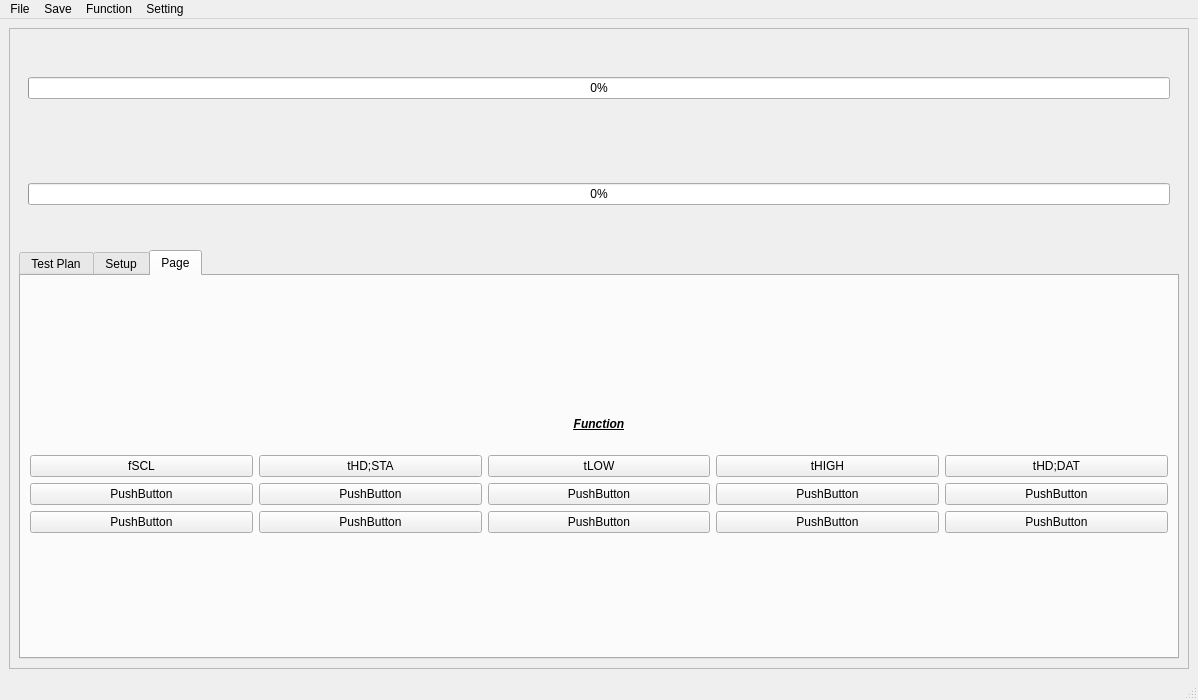
Above: main_window.ui from 106368030chentairong/SPIV-I2C before the change. Below: the same form after it.
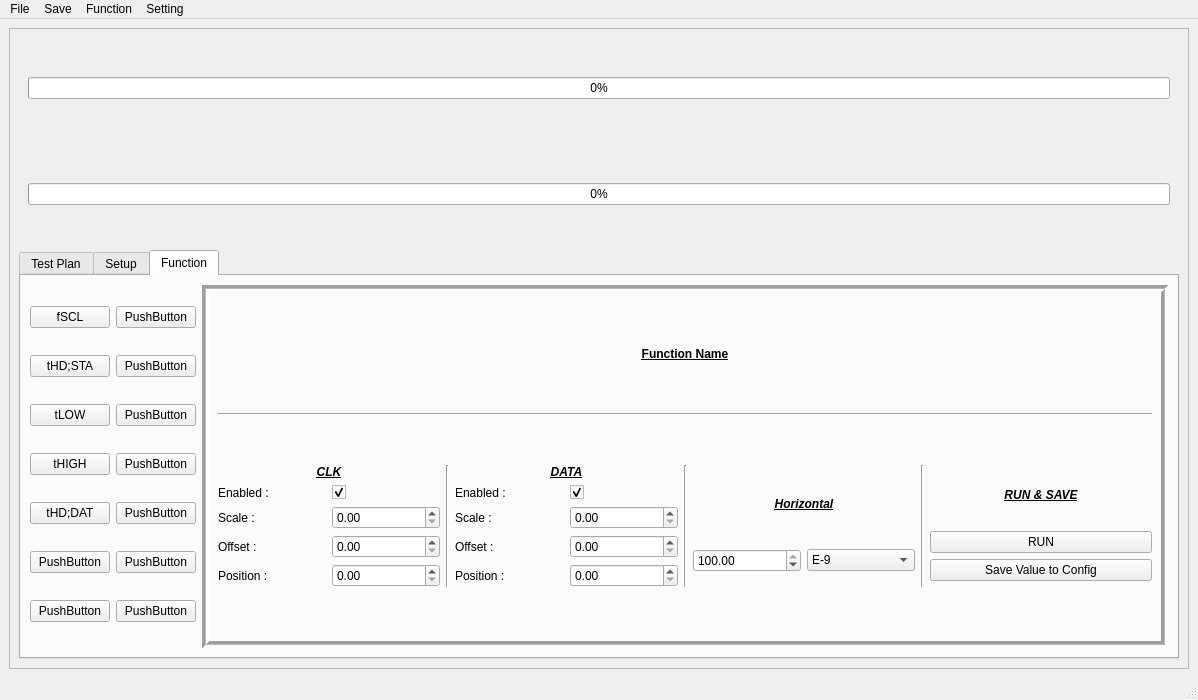
That is the form after the change. The open tabs and pages were chosen to show the change. Custom widgets are drawn as their Qt base class.

Commit message: UI Config Function Update

```diff
--- a/main_window.ui
+++ b/main_window.ui
@@ -1189,141 +1189,469 @@
              </widget>
              <widget class="QWidget" name="tab">
               <attribute name="title">
-               <string>Page</string>
+               <string>Function</string>
               </attribute>
               <layout class="QGridLayout" name="gridLayout_13">
                <item row="0" column="0">
-                <layout class="QVBoxLayout" name="verticalLayout" stretch="1,9">
+                <layout class="QVBoxLayout" name="verticalLayout" stretch="0">
                  <item>
-                  <widget class="QLabel" name="label_28">
-                   <property name="maximumSize">
-                    <size>
-                     <width>16777215</width>
-                     <height>50</height>
-                    </size>
+                  <layout class="QHBoxLayout" name="horizontalLayout_6" stretch="0,2">
+                   <property name="spacing">
+                    <number>6</number>
                    </property>
-                   <property name="font">
-                    <font>
-                     <pointsize>9</pointsize>
-                     <weight>75</weight>
-                     <italic>true</italic>
-                     <bold>true</bold>
-                     <underline>true</underline>
-                    </font>
+                   <property name="sizeConstraint">
+                    <enum>QLayout::SetMinimumSize</enum>
                    </property>
-                   <property name="text">
-                    <string>Function</string>
-                   </property>
-                   <property name="alignment">
-                    <set>Qt::AlignCenter</set>
-                   </property>
-                  </widget>
-                 </item>
-                 <item>
-                  <layout class="QGridLayout" name="gridLayout_14">
-                   <item row="0" column="2">
-                    <widget class="QPushButton" name="PB_Function_3">
-                     <property name="text">
-                      <string>tLOW</string>
-                     </property>
-                    </widget>
+                   <item>
+                    <layout class="QGridLayout" name="gridLayout_15">
+                     <item row="0" column="0">
+                      <widget class="QPushButton" name="PB_Function_1">
+                       <property name="text">
+                        <string>fSCL</string>
+                       </property>
+                      </widget>
+                     </item>
+                     <item row="1" column="0">
+                      <widget class="QPushButton" name="PB_Function_2">
+                       <property name="text">
+                        <string>tHD;STA</string>
+                       </property>
+                      </widget>
+                     </item>
+                     <item row="5" column="0">
+                      <widget class="QPushButton" name="PB_Function_6">
+                       <property name="text">
+                        <string>PushButton</string>
+                       </property>
+                      </widget>
+                     </item>
+                     <item row="2" column="0">
+                      <widget class="QPushButton" name="PB_Function_3">
+                       <property name="text">
+                        <string>tLOW</string>
+                       </property>
+                      </widget>
+                     </item>
+                     <item row="6" column="0">
+                      <widget class="QPushButton" name="PB_Function_7">
+                       <property name="text">
+                        <string>PushButton</string>
+                       </property>
+                      </widget>
+                     </item>
+                     <item row="4" column="0">
+                      <widget class="QPushButton" name="PB_Function_5">
+                       <property name="text">
+                        <string>tHD;DAT</string>
+                       </property>
+                      </widget>
+                     </item>
+                     <item row="3" column="0">
+                      <widget class="QPushButton" name="PB_Function_4">
+                       <property name="text">
+                        <string>tHIGH</string>
+                       </property>
+                      </widget>
+                     </item>
+                     <item row="0" column="1">
+                      <widget class="QPushButton" name="PB_Function_8">
+                       <property name="text">
+                        <string>PushButton</string>
+                       </property>
+                      </widget>
+                     </item>
+                     <item row="1" column="1">
+                      <widget class="QPushButton" name="PB_Function_9">
+                       <property name="text">
+                        <string>PushButton</string>
+                       </property>
+                      </widget>
+                     </item>
+                     <item row="2" column="1">
+                      <widget class="QPushButton" name="PB_Function_10">
+                       <property name="text">
+                        <string>PushButton</string>
+                       </property>
+                      </widget>
+                     </item>
+                     <item row="3" column="1">
+                      <widget class="QPushButton" name="PB_Function_11">
+                       <property name="text">
+                        <string>PushButton</string>
+                       </property>
+                      </widget>
+                     </item>
+                     <item row="4" column="1">
+                      <widget class="QPushButton" name="PB_Function_12">
+                       <property name="text">
+                        <string>PushButton</string>
+                       </property>
+                      </widget>
+                     </item>
+                     <item row="5" column="1">
+                      <widget class="QPushButton" name="PB_Function_13">
+                       <property name="text">
+                        <string>PushButton</string>
+                       </property>
+                      </widget>
+                     </item>
+                     <item row="6" column="1">
+                      <widget class="QPushButton" name="pushButton_14">
+                       <property name="text">
+                        <string>PushButton</string>
+                       </property>
+                      </widget>
+                     </item>
+                    </layout>
                    </item>
-                   <item row="1" column="2">
-                    <widget class="QPushButton" name="PB_Function_8">
-                     <property name="text">
-                      <string>PushButton</string>
+                   <item>
+                    <widget class="QFrame" name="frame_2">
+                     <property name="frameShape">
+                      <enum>QFrame::Box</enum>
                      </property>
-                    </widget>
-                   </item>
-                   <item row="0" column="4">
-                    <widget class="QPushButton" name="PB_Function_5">
-                     <property name="text">
-                      <string>tHD;DAT</string>
+                     <property name="frameShadow">
+                      <enum>QFrame::Sunken</enum>
                      </property>
-                    </widget>
-                   </item>
-                   <item row="0" column="0">
-                    <widget class="QPushButton" name="PB_Function_1">
-                     <property name="text">
-                      <string>fSCL</string>
+                     <property name="lineWidth">
+                      <number>3</number>
                      </property>
-                    </widget>
-                   </item>
-                   <item row="3" column="3">
-                    <widget class="QPushButton" name="pushButton_14">
-                     <property name="text">
-                      <string>PushButton</string>
+                     <property name="midLineWidth">
+                      <number>1</number>
                      </property>
-                    </widget>
-                   </item>
-                   <item row="1" column="4">
-                    <widget class="QPushButton" name="PB_Function_10">
-                     <property name="text">
-                      <string>PushButton</string>
-                     </property>
-                    </widget>
-                   </item>
-                   <item row="3" column="2">
-                    <widget class="QPushButton" name="PB_Function_13">
-                     <property name="text">
-                      <string>PushButton</string>
-                     </property>
-                    </widget>
-                   </item>
-                   <item row="1" column="0">
-                    <widget class="QPushButton" name="PB_Function_6">
-                     <property name="text">
-                      <string>PushButton</string>
-                     </property>
-                    </widget>
-                   </item>
-                   <item row="1" column="3">
-                    <widget class="QPushButton" name="PB_Function_9">
-                     <property name="text">
-                      <string>PushButton</string>
-                     </property>
-                    </widget>
-                   </item>
-                   <item row="3" column="0">
-                    <widget class="QPushButton" name="PB_Function_11">
-                     <property name="text">
-                      <string>PushButton</string>
-                     </property>
-                    </widget>
-                   </item>
-                   <item row="3" column="4">
-                    <widget class="QPushButton" name="pushButton_15">
-                     <property name="text">
-                      <string>PushButton</string>
-                     </property>
-                    </widget>
-                   </item>
-                   <item row="1" column="1">
-                    <widget class="QPushButton" name="PB_Function_7">
-                     <property name="text">
-                      <string>PushButton</string>
-                     </property>
-                    </widget>
-                   </item>
-                   <item row="0" column="1">
-                    <widget class="QPushButton" name="PB_Function_2">
-                     <property name="text">
-                      <string>tHD;STA</string>
-                     </property>
-                    </widget>
-                   </item>
-                   <item row="3" column="1">
-                    <widget class="QPushButton" name="PB_Function_12">
-                     <property name="text">
-                      <string>PushButton</string>
-                     </property>
-                    </widget>
-                   </item>
-                   <item row="0" column="3">
-                    <widget class="QPushButton" name="PB_Function_4">
-                     <property name="text">
-                      <string>tHIGH</string>
-                     </property>
+                     <layout class="QVBoxLayout" name="verticalLayout_12">
+                      <item>
+                       <widget class="QLabel" name="LB_Func_Name">
+                        <property name="maximumSize">
+                         <size>
+                          <width>16777215</width>
+                          <height>20</height>
+                         </size>
+                        </property>
+                        <property name="font">
+                         <font>
+                          <weight>75</weight>
+                          <italic>false</italic>
+                          <bold>true</bold>
+                          <underline>true</underline>
+                         </font>
+                        </property>
+                        <property name="text">
+                         <string>Function Name</string>
+                        </property>
+                        <property name="alignment">
+                         <set>Qt::AlignCenter</set>
+                        </property>
+                       </widget>
+                      </item>
+                      <item>
+                       <widget class="Line" name="line_7">
+                        <property name="orientation">
+                         <enum>Qt::Horizontal</enum>
+                        </property>
+                       </widget>
+                      </item>
+                      <item>
+                       <layout class="QHBoxLayout" name="horizontalLayout_8">
+                        <item>
+                         <layout class="QVBoxLayout" name="verticalLayout_3">
+                          <item>
+                           <widget class="QLabel" name="label_28">
+                            <property name="maximumSize">
+                             <size>
+                              <width>16777215</width>
+                              <height>50</height>
+                             </size>
+                            </property>
+                            <property name="font">
+                             <font>
+                              <weight>75</weight>
+                              <italic>true</italic>
+                              <bold>true</bold>
+                              <underline>true</underline>
+                             </font>
+                            </property>
+                            <property name="text">
+                             <string>CLK</string>
+                            </property>
+                            <property name="alignment">
+                             <set>Qt::AlignCenter</set>
+                            </property>
+                           </widget>
+                          </item>
+                          <item>
+                           <layout class="QGridLayout" name="gridLayout_14">
+                            <item row="3" column="0">
+                             <widget class="QLabel" name="label_38">
+                              <property name="text">
+                               <string>Position : </string>
+                              </property>
+                             </widget>
+                            </item>
+                            <item row="0" column="0">
+                             <widget class="QLabel" name="label_32">
+                              <property name="text">
+                               <string>Enabled : </string>
+                              </property>
+                             </widget>
+                            </item>
+                            <item row="1" column="0">
+                             <widget class="QLabel" name="label_33">
+                              <property name="text">
+                               <string>Scale : </string>
+                              </property>
+                             </widget>
+                            </item>
+                            <item row="1" column="1">
+                             <widget class="QDoubleSpinBox" name="SB_CLK_Scale_Fc"/>
+                            </item>
+                            <item row="2" column="1">
+                             <widget class="QDoubleSpinBox" name="SB_CLK_Offset_Fc"/>
+                            </item>
+                            <item row="2" column="0">
+                             <widget class="QLabel" name="label_34">
+                              <property name="text">
+                               <string>Offset : </string>
+                              </property>
+                             </widget>
+                            </item>
+                            <item row="0" column="1">
+                             <widget class="QCheckBox" name="ChkB_CLK_SW_Fc">
+                              <property name="text">
+                               <string/>
+                              </property>
+                              <property name="checked">
+                               <bool>true</bool>
+                              </property>
+                             </widget>
+                            </item>
+                            <item row="3" column="1">
+                             <widget class="QDoubleSpinBox" name="SB_CLK_Position_Fc"/>
+                            </item>
+                           </layout>
+                          </item>
+                         </layout>
+                        </item>
+                        <item>
+                         <widget class="Line" name="line_8">
+                          <property name="orientation">
+                           <enum>Qt::Vertical</enum>
+                          </property>
+                         </widget>
+                        </item>
+                        <item>
+                         <layout class="QVBoxLayout" name="verticalLayout_2">
+                          <item>
+                           <widget class="QLabel" name="label_31">
+                            <property name="maximumSize">
+                             <size>
+                              <width>16777215</width>
+                              <height>50</height>
+                             </size>
+                            </property>
+                            <property name="font">
+                             <font>
+                              <weight>75</weight>
+                              <italic>true</italic>
+                              <bold>true</bold>
+                              <underline>true</underline>
+                             </font>
+                            </property>
+                            <property name="text">
+                             <string>DATA</string>
+                            </property>
+                            <property name="alignment">
+                             <set>Qt::AlignCenter</set>
+                            </property>
+                           </widget>
+                          </item>
+                          <item>
+                           <layout class="QGridLayout" name="gridLayout_16">
+                            <item row="0" column="0">
+                             <widget class="QLabel" name="label_35">
+                              <property name="text">
+                               <string>Enabled : </string>
+                              </property>
+                             </widget>
+                            </item>
+                            <item row="1" column="0">
+                             <widget class="QLabel" name="label_36">
+                              <property name="text">
+                               <string>Scale : </string>
+                              </property>
+                             </widget>
+                            </item>
+                            <item row="1" column="1">
+                             <widget class="QDoubleSpinBox" name="SB_DATA_Scale_Fc"/>
+                            </item>
+                            <item row="3" column="0">
+                             <widget class="QLabel" name="label_41">
+                              <property name="text">
+                               <string>Position : </string>
+                              </property>
+                             </widget>
+                            </item>
+                            <item row="2" column="1">
+                             <widget class="QDoubleSpinBox" name="SB_DATA_Offset_Fc"/>
+                            </item>
+                            <item row="3" column="1">
+                             <widget class="QDoubleSpinBox" name="SB_DATA_Position_Fc"/>
+                            </item>
+                            <item row="2" column="0">
+                             <widget class="QLabel" name="label_37">
+                              <property name="text">
+                               <string>Offset : </string>
+                              </property>
+                             </widget>
+                            </item>
+                            <item row="0" column="1">
+                             <widget class="QCheckBox" name="ChkB_DATA_SW_Fc">
+                              <property name="text">
+                               <string/>
+                              </property>
+                              <property name="checked">
+                               <bool>true</bool>
+                              </property>
+                             </widget>
+                            </item>
+                           </layout>
+                          </item>
+                         </layout>
+                        </item>
+                        <item>
+                         <widget class="Line" name="line">
+                          <property name="orientation">
+                           <enum>Qt::Vertical</enum>
+                          </property>
+                         </widget>
+                        </item>
+                        <item>
+                         <layout class="QVBoxLayout" name="verticalLayout_13">
+                          <item>
+                           <widget class="QLabel" name="label_39">
+                            <property name="maximumSize">
+                             <size>
+                              <width>16777215</width>
+                              <height>50</height>
+                             </size>
+                            </property>
+                            <property name="font">
+                             <font>
+                              <weight>75</weight>
+                              <italic>true</italic>
+                              <bold>true</bold>
+                              <underline>true</underline>
+                             </font>
+                            </property>
+                            <property name="text">
+                             <string>Horizontal</string>
+                            </property>
+                            <property name="alignment">
+                             <set>Qt::AlignCenter</set>
+                            </property>
+                           </widget>
+                          </item>
+                          <item>
+                           <layout class="QGridLayout" name="gridLayout_17">
+                            <item row="0" column="0">
+                             <widget class="QDoubleSpinBox" name="SB_Time_Value_Fc">
+                              <property name="minimum">
+                               <double>-100.000000000000000</double>
+                              </property>
+                              <property name="maximum">
+                               <double>100.000000000000000</double>
+                              </property>
+                              <property name="singleStep">
+                               <double>0.100000000000000</double>
+                              </property>
+                              <property name="value">
+                               <double>100.000000000000000</double>
+                              </property>
+                             </widget>
+                            </item>
+                            <item row="0" column="1">
+                             <widget class="QComboBox" name="CB_Time_Unit_Fc">
+                              <item>
+                               <property name="text">
+                                <string>E-9</string>
+                               </property>
+                              </item>
+                              <item>
+                               <property name="text">
+                                <string>E-3</string>
+                               </property>
+                              </item>
+                              <item>
+                               <property name="text">
+                                <string>E-6</string>
+                               </property>
+                              </item>
+                              <item>
+                               <property name="text">
+                                <string>E-12</string>
+                               </property>
+                              </item>
+                             </widget>
+                            </item>
+                           </layout>
+                          </item>
+                         </layout>
+                        </item>
+                        <item>
+                         <widget class="Line" name="line_9">
+                          <property name="orientation">
+                           <enum>Qt::Vertical</enum>
+                          </property>
+                         </widget>
+                        </item>
+                        <item>
+                         <layout class="QVBoxLayout" name="verticalLayout_16">
+                          <item>
+                           <widget class="QLabel" name="label_40">
+                            <property name="maximumSize">
+                             <size>
+                              <width>16777215</width>
+                              <height>50</height>
+                             </size>
+                            </property>
+                            <property name="font">
+                             <font>
+                              <weight>75</weight>
+                              <italic>true</italic>
+                              <bold>true</bold>
+                              <underline>true</underline>
+                             </font>
+                            </property>
+                            <property name="text">
+                             <string>RUN &amp; SAVE</string>
+                            </property>
+                            <property name="alignment">
+                             <set>Qt::AlignCenter</set>
+                            </property>
+                           </widget>
+                          </item>
+                          <item>
+                           <layout class="QGridLayout" name="gridLayout_19">
+                            <item row="0" column="0">
+                             <widget class="QPushButton" name="PB_RUN_Fc">
+                              <property name="text">
+                               <string>RUN</string>
+                              </property>
+                             </widget>
+                            </item>
+                            <item row="1" column="0">
+                             <widget class="QPushButton" name="PB_SAVE_Fc">
+                              <property name="text">
+                               <string>Save Value to Config</string>
+                              </property>
+                             </widget>
+                            </item>
+                           </layout>
+                          </item>
+                         </layout>
+                        </item>
+                       </layout>
+                      </item>
+                     </layout>
                     </widget>
                    </item>
                   </layout>
```
Left out of the diff: 73 changed lines with no effect on the pictures. The commit also changes 10 other files.
